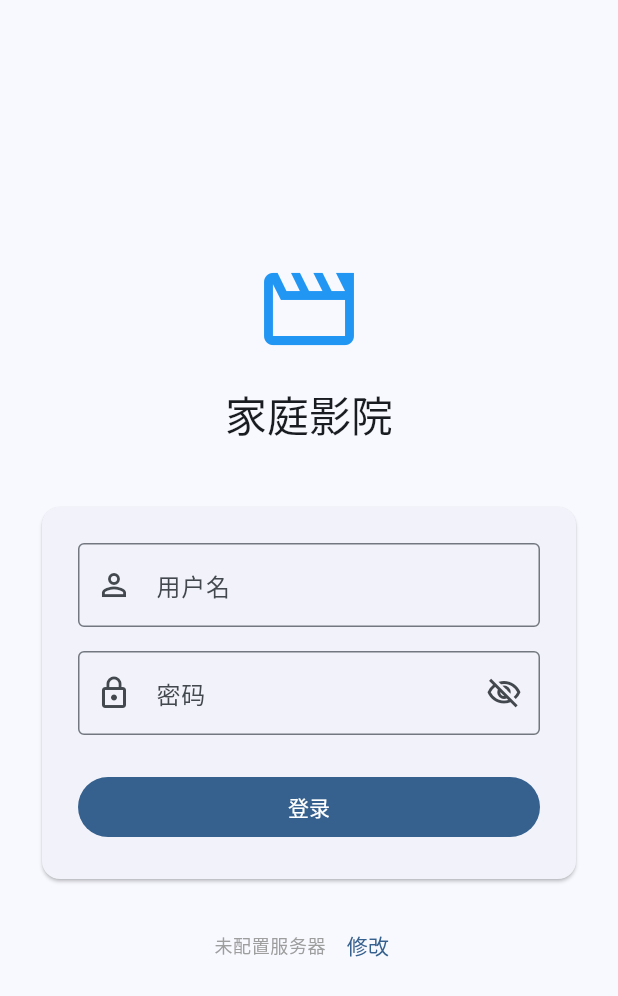
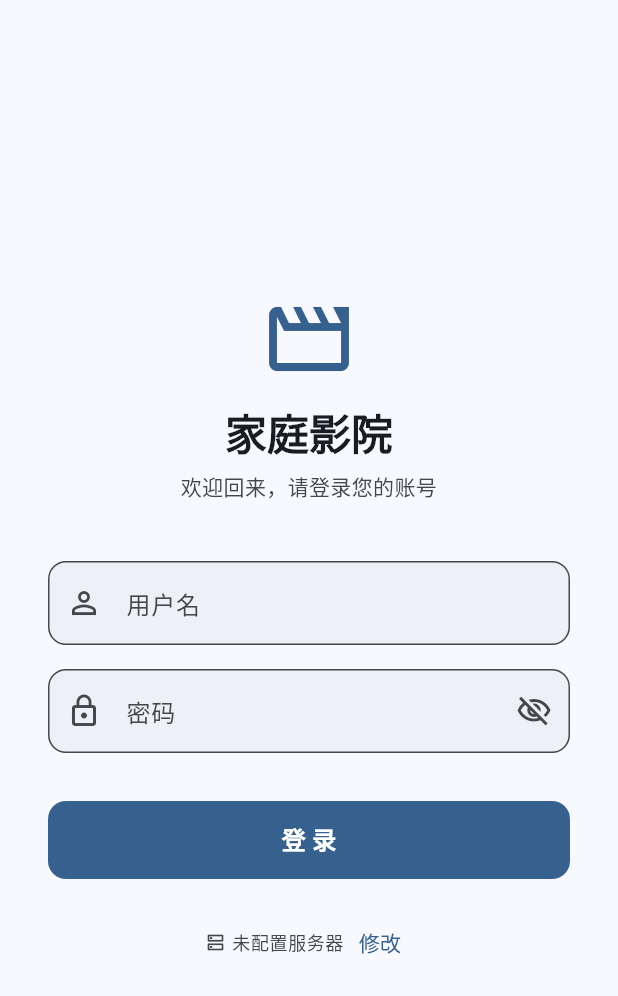
Before and after one commit to Tbolp/media_manager, a Flutter app: the LoginPage screen opened by its route, on a phone screen of 412 x 824 dp. Shown: the top 996 px of the screen. Run offline on Flutter 3.47's test engine with Material 3 defaults, Android fonts, the light colour scheme and no system bars; our stand-ins replace cached_network_image, connectivity_plus, dio, flutter_riverpod, flutter_secure_storage, go_router and 4 more; missing offline and left inert: media_kit, media_kit_video, screen_brightness, volume_controller; accounts and stored records are empty; generated files the repository leaves out were written again; network calls fail.

Commit message:
feat(mobile): 优化登录逻辑，支持 token 自动恢复会话
- 登录时将用户信息持久化到 SecureStorage，启动时纯本地读取恢复会话
- token 失效时由 AuthInterceptor 触发 forceLogout 自动跳转登录页
- 修复搜索结果中视频点击使用 context.go 导致无法返回的问题
- 新增 CLAUDE.md 项目指引文档

```diff
--- a/mobile/lib/core/network/auth_interceptor.dart
+++ b/mobile/lib/core/network/auth_interceptor.dart
@@ -26,8 +26,9 @@ class AuthInterceptor extends Interceptor {
   @override
   void onError(DioException err, ErrorInterceptorHandler handler) async {
     if (err.response?.statusCode == 401) {
-      // 清除本地 Token
+      // 清除本地 Token 和用户信息
       await _ref.read(secureStorageProvider).deleteToken();
+      await _ref.read(secureStorageProvider).deleteUser();
 
       // 通知 authNotifier 强制登出（延迟调用避免循环依赖）
       final errorCode =
--- a/mobile/lib/features/auth/presentation/login_page.dart
+++ b/mobile/lib/features/auth/presentation/login_page.dart
@@ -6,7 +6,6 @@ import 'package:flutter_riverpod/flutter_riverpod.dart';
 import 'package:go_router/go_router.dart';
 import '../../../core/router/routes.dart';
 import '../../settings/providers/settings_provider.dart';
-import '../../auth/data/auth_repository.dart';
 import 'providers/auth_provider.dart';
 
 class LoginPage extends ConsumerStatefulWidget {
@@ -38,7 +37,6 @@ class _LoginPageState extends ConsumerState<LoginPage> {
     if (widget.errorCode != null) {
       _errorMessage = _errorMessages[widget.errorCode] ?? '登录已失效，请重新登录';
     }
-    _checkSystemStatus();
   }
 
   @override
@@ -46,33 +44,6 @@ class _LoginPageState extends ConsumerState<LoginPage> {
     _usernameController.dispose();
     _passwordController.dispose();
     super.dispose();
-  }
-
-  Future<void> _checkSystemStatus() async {
-    try {
-      final initialized =
-          await ref.read(authRepositoryProvider).getSystemStatus();
-      if (!initialized && mounted) {
-        showDialog(
-          context: context,
-          barrierDismissible: false,
-          builder: (_) => AlertDialog(
-            title: const Text('系统未初始化'),
-            content: const Text(
-              '系统尚未完成初始化，请先在电脑端（Web）完成管理员账号创建。',
-            ),
-            actions: [
-              TextButton(
-                onPressed: () => Navigator.pop(context),
-                child: const Text('我知道了'),
-              ),
-            ],
-          ),
-        );
-      }
-    } catch (_) {
-      // 忽略检查失败，不阻止登录
-    }
   }
 
   Future<void> _login() async {
@@ -89,15 +60,18 @@ class _LoginPageState extends ConsumerState<LoginPage> {
             _passwordController.text,
           );
 
+      if (!mounted) return;
+
       final authState = ref.read(authNotifierProvider);
       if (authState.hasValue && authState.valueOrNull != null) {
-        if (mounted) context.go(kRouteHome);
+        context.go(kRouteHome);
       } else if (authState.hasError) {
-        final error = authState.error;
         setState(() {
-          _errorMessage = _parseLoginError(error);
+          _errorMessage = _parseLoginError(authState.error);
         });
       }
+    } catch (e) {
+      if (mounted) setState(() => _errorMessage = _parseLoginError(e));
     } finally {
       if (mounted) setState(() => _isLoading = false);
     }
@@ -118,41 +92,73 @@ class _LoginPageState extends ConsumerState<LoginPage> {
     final serverUrl = ref.watch(
       settingsNotifierProvider.select((s) => s.serverUrl),
     );
+    final colorScheme = Theme.of(context).colorScheme;
 
     return Scaffold(
       body: SafeArea(
         child: Center(
           child: SingleChildScrollView(
-            padding: const EdgeInsets.all(24),
+            padding: const EdgeInsets.symmetric(horizontal: 32, vertical: 24),
+            child: ConstrainedBox(
+              constraints: const BoxConstraints(maxWidth: 400),
               child: Column(
                 mainAxisAlignment: MainAxisAlignment.center,
+                crossAxisAlignment: CrossAxisAlignment.stretch,
                 children: [
-                const Icon(Icons.movie_outlined, size: 72, color: Colors.blue),
+                  // ── Logo & 标题 ──────────────────────────────────────
                   const SizedBox(height: 16),
+                  Icon(
+                    Icons.movie_outlined,
+                    size: 64,
+                    color: colorScheme.primary,
+                  ),
+                  const SizedBox(height: 12),
                   Text(
                     '家庭影院',
-                  style: Theme.of(context).textTheme.headlineMedium,
+                    textAlign: TextAlign.center,
+                    style: Theme.of(context).textTheme.headlineMedium?.copyWith(
+                          fontWeight: FontWeight.bold,
+                        ),
+                  ),
+                  const SizedBox(height: 8),
+                  Text(
+                    '欢迎回来，请登录您的账号',
+                    textAlign: TextAlign.center,
+                    style: Theme.of(context).textTheme.bodyMedium?.copyWith(
+                          color: colorScheme.onSurfaceVariant,
+                        ),
                   ),
                   const SizedBox(height: 40),
-                Card(
-                  child: Padding(
-                    padding: const EdgeInsets.all(24),
-                    child: Form(
+
+                  // ── 输入区域 ─────────────────────────────────────────
+                  Form(
                     key: _formKey,
                     child: Column(
                       crossAxisAlignment: CrossAxisAlignment.stretch,
                       children: [
+                        // ── 错误提示 ───────────────────────────────────
                         if (_errorMessage != null) ...[
                           Container(
-                              padding: const EdgeInsets.all(12),
+                            padding: const EdgeInsets.symmetric(
+                                horizontal: 16, vertical: 12),
                             decoration: BoxDecoration(
-                                color: Colors.red.shade50,
-                                borderRadius: BorderRadius.circular(8),
-                                border: Border.all(color: Colors.red.shade200),
+                              color: colorScheme.errorContainer,
+                              borderRadius: BorderRadius.circular(12),
                             ),
+                            child: Row(
+                              children: [
+                                Icon(Icons.error_outline,
+                                    color: colorScheme.onErrorContainer,
+                                    size: 18),
+                                const SizedBox(width: 8),
+                                Expanded(
                                   child: Text(
                                     _errorMessage!,
-                                style: TextStyle(color: Colors.red.shade700),
+                                    style: TextStyle(
+                                        color: colorScheme.onErrorContainer),
+                                  ),
+                                ),
+                              ],
                             ),
                           ),
                           const SizedBox(height: 16),
@@ -161,11 +167,16 @@ class _LoginPageState extends ConsumerState<LoginPage> {
                           controller: _usernameController,
                           keyboardType: TextInputType.text,
                           textInputAction: TextInputAction.next,
-                            autofillHints: const [AutofillHints.username],
-                            decoration: const InputDecoration(
+                          decoration: InputDecoration(
                             labelText: '用户名',
-                              prefixIcon: Icon(Icons.person_outline),
-                              border: OutlineInputBorder(),
+                            hintText: '请输入用户名',
+                            prefixIcon: const Icon(Icons.person_outline),
+                            border: OutlineInputBorder(
+                              borderRadius: BorderRadius.circular(12),
+                            ),
+                            filled: true,
+                            fillColor: colorScheme.surfaceVariant
+                                .withOpacity(0.4),
                           ),
                           validator: (v) =>
                               (v == null || v.trim().isEmpty) ? '请输入用户名' : null,
@@ -175,12 +186,19 @@ class _LoginPageState extends ConsumerState<LoginPage> {
                           controller: _passwordController,
                           obscureText: _obscurePassword,
                           textInputAction: TextInputAction.done,
-                            autofillHints: const [AutofillHints.password],
+                          enableSuggestions: false,
+                          autocorrect: false,
                           onFieldSubmitted: (_) => _login(),
                           decoration: InputDecoration(
                             labelText: '密码',
+                            hintText: '请输入密码',
                             prefixIcon: const Icon(Icons.lock_outline),
-                              border: const OutlineInputBorder(),
+                            border: OutlineInputBorder(
+                              borderRadius: BorderRadius.circular(12),
+                            ),
+                            filled: true,
+                            fillColor: colorScheme.surfaceVariant
+                                .withOpacity(0.4),
                             suffixIcon: IconButton(
                               icon: Icon(
                                 _obscurePassword
@@ -192,44 +210,64 @@ class _LoginPageState extends ConsumerState<LoginPage> {
                               ),
                             ),
                           ),
-                            validator: (v) =>
-                                (v == null || v.isEmpty) ? '请输入密码' : null,
-                          ),
-                          const SizedBox(height: 24),
-                          FilledButton(
-                            onPressed: _isLoading ? null : _login,
-                            child: _isLoading
-                                ? const SizedBox(
-                                    height: 20,
-                                    width: 20,
-                                    child: CircularProgressIndicator(
-                                      strokeWidth: 2,
-                                      color: Colors.white,
-                                    ),
-                                  )
-                                : const Text('登录'),
+                          validator: null,
                         ),
                       ],
                     ),
                   ),
+
+                  // ── 登录按钮 ─────────────────────────────────────────
+                  const SizedBox(height: 32),
+                  FilledButton(
+                    onPressed: _isLoading ? null : _login,
+                    style: FilledButton.styleFrom(
+                      minimumSize: const Size.fromHeight(52),
+                      shape: RoundedRectangleBorder(
+                        borderRadius: BorderRadius.circular(12),
                       ),
                     ),
-                const SizedBox(height: 16),
+                    child: _isLoading
+                        ? const SizedBox(
+                            height: 22,
+                            width: 22,
+                            child: CircularProgressIndicator(
+                              strokeWidth: 2.5,
+                              color: Colors.white,
+                            ),
+                          )
+                        : const Text(
+                            '登 录',
+                            style: TextStyle(
+                                fontSize: 16, fontWeight: FontWeight.w600),
+                          ),
+                  ),
+
+                  // ── 服务器信息 ────────────────────────────────────────
+                  const SizedBox(height: 24),
                   Row(
                     mainAxisAlignment: MainAxisAlignment.center,
                     children: [
-                    Text(
+                      Icon(Icons.dns_outlined,
+                          size: 14, color: colorScheme.onSurfaceVariant),
+                      const SizedBox(width: 4),
+                      Flexible(
+                        child: Text(
                           serverUrl.isEmpty ? '未配置服务器' : serverUrl,
-                      style: Theme.of(context).textTheme.bodySmall?.copyWith(
-                            color: Colors.grey,
+                          overflow: TextOverflow.ellipsis,
+                          style:
+                              Theme.of(context).textTheme.bodySmall?.copyWith(
+                                    color: colorScheme.onSurfaceVariant,
                                   ),
                         ),
-                    const SizedBox(width: 4),
+                      ),
+                      const SizedBox(width: 2),
                       TextButton(
                         onPressed: () => context.go(kRouteServer),
                         style: TextButton.styleFrom(
-                        padding: EdgeInsets.zero,
-                        minimumSize: const Size(44, 44),
+                          padding:
+                              const EdgeInsets.symmetric(horizontal: 8),
+                          minimumSize: const Size(44, 36),
+                          tapTargetSize: MaterialTapTargetSize.shrinkWrap,
                         ),
                         child: const Text('修改'),
                       ),
@@ -240,6 +278,7 @@ class _LoginPageState extends ConsumerState<LoginPage> {
             ),
           ),
         ),
+      ),
     );
   }
 }
--- a/mobile/lib/features/library/presentation/home_page.dart
+++ b/mobile/lib/features/library/presentation/home_page.dart
@@ -86,7 +86,7 @@ class HomePage extends ConsumerWidget {
                 padding: const EdgeInsets.only(bottom: 12),
                 child: LibraryCard(
                   library: libraries[i],
-                  onTap: () => context.go('/library/${libraries[i].id}'),
+                  onTap: () => context.push('/library/${libraries[i].id}'),
                 ),
               ),
             ),
--- a/mobile/lib/main.dart
+++ b/mobile/lib/main.dart
@@ -18,12 +18,13 @@ Future<void> main() async {
   // 提前获取 SharedPreferences 实例
   final prefs = await SharedPreferences.getInstance();
 
-  // 在 runApp 之前完成 session 恢复，避免构建期间出现 provider 状态变更
   final container = ProviderContainer(
     overrides: [
       prefsStorageProvider.overrideWithValue(PrefsStorageService(prefs)),
     ],
   );
+
+  // 纯本地读取，有 token+用户信息就直接进首页
   await container.read(authNotifierProvider.notifier).restoreSession();
 
   runApp(
```
Also changed, not shown: mobile/lib/core/router/app_router.dart (+18 -10 lines), mobile/lib/core/storage/secure_storage.dart (+22 -0 lines), mobile/lib/features/auth/data/auth_repository.dart (+27 -8 lines), mobile/lib/features/auth/presentation/providers/auth_provider.dart (+4 -7 lines), mobile/lib/features/library/presentation/library_detail_page.dart (+7 -11 lines), mobile/lib/core/router/app_router.g.dart, mobile/lib/features/auth/presentation/providers/auth_provider.g.dart, 1 other file. Lines whose indentation alone changed are shown as unchanged.
